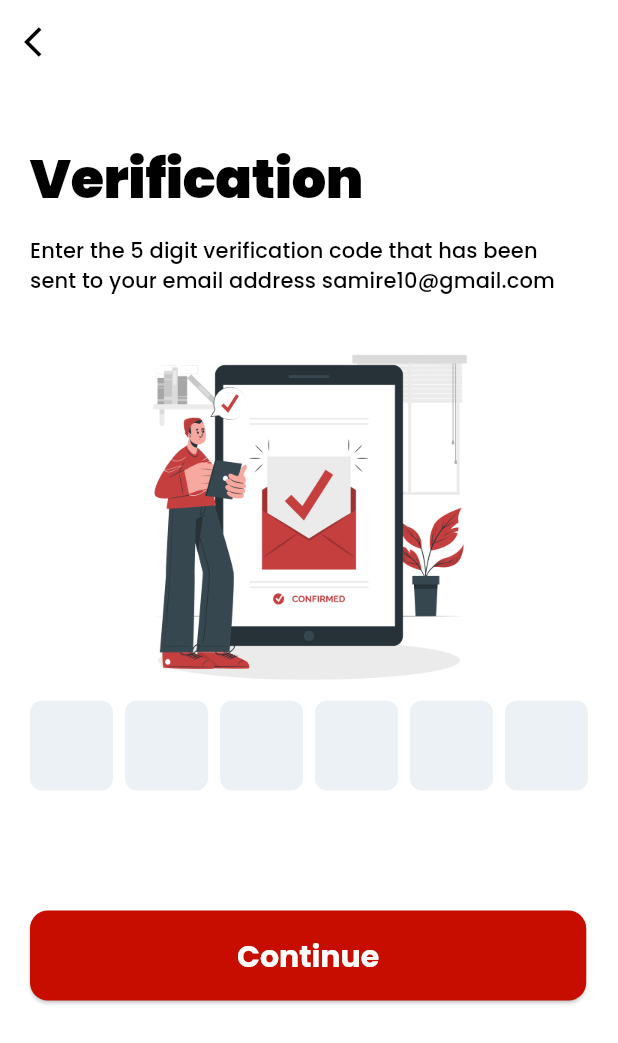
After one commit to Roshan-T/BloodBond-Frontend, a Flutter app: the VerificationScreen screen opened directly, on a phone screen of 412 x 824 dp. The commit adds this screen. Shown: the top 1043 px of the screen. Run offline on Flutter 3.47's test engine with Material 3 defaults, Android fonts, the phone set to English and light mode, and no system bars; drawn by our look-alikes of pinput; our stand-ins replace flutter_custom_clippers, geolocator, get, google_fonts, google_maps_flutter, image_picker and 1 more.

Commit message:
Verification page

```diff
--- a/lib/screen/onboarding_screen.dart
+++ b/lib/screen/onboarding_screen.dart
@@ -1,6 +1,7 @@
 import 'package:bloodbond/screen/bloodtype_selection.dart';
 import 'package:bloodbond/screen/login_screen.dart';
 import 'package:bloodbond/screen/signup_screen.dart';
+import 'package:bloodbond/screen/verification_screen.dart';
 import 'package:bloodbond/utils/constants.dart';
 import 'package:flutter/material.dart';
 import 'package:get/get.dart';
@@ -102,7 +103,7 @@ class _OnboardingScreenState extends State<OnboardingScreen> {
                                       ),
                                       onPressed: () {
                                         Get.offAll(
-                                          const SignUpScreen(),
+                                          const VerificationScreen(),
                                         );
                                       },
                                       child: Text(
--- /dev/null
+++ b/lib/screen/verification_screen.dart
@@ -0,0 +1,84 @@
+import 'package:bloodbond/utils/constants.dart';
+import 'package:flutter/material.dart';
+import 'package:get/get.dart';
+import 'package:pinput/pinput.dart';
+
+class VerificationScreen extends StatefulWidget {
+  const VerificationScreen({super.key});
+
+  @override
+  State<VerificationScreen> createState() => _VerificationScreenState();
+}
+
+class _VerificationScreenState extends State<VerificationScreen> {
+  @override
+  Widget build(BuildContext context) {
+    return Scaffold(
+      appBar: AppBar(
+        leading: const Icon(Icons.arrow_back_ios),
+        backgroundColor: Constants.kWhiteColor,
+        elevation: 0,
+      ),
+      resizeToAvoidBottomInset: false,
+      body: SafeArea(
+        child: Padding(
+          padding: const EdgeInsets.all(20.0),
+          child: Container(
+            height: double.maxFinite,
+            width: double.maxFinite,
+            color: Constants.kWhiteColor,
+            child: Column(
+              crossAxisAlignment: CrossAxisAlignment.start,
+              children: [
+                const SizedBox(
+                  height: 25,
+                ),
+                Text("Verification",
+                    style: Theme.of(context).textTheme.displayLarge),
+                const SizedBox(
+                  height: 5,
+                ),
+                const SizedBox(
+                  height: 15,
+                ),
+                Text(
+                    textAlign: TextAlign.left,
+                    "Enter the 5 digit verification code that has been sent to your email address samire10@gmail.com",
+                    style: Theme.of(context).textTheme.labelLarge),
+                const SizedBox(
+                  height: 20,
+                ),
+                SizedBox(
+                    height: 250,
+                    width: 500,
+                    child: Image.asset("assets/images/Confirmed-cuate.png")),
+                const Pinput(
+                  length: 6,
+                  mainAxisAlignment: MainAxisAlignment.center,
+                  crossAxisAlignment: CrossAxisAlignment.center,
+                ),
+
+
+                const SizedBox(
+                  height: 80,
+                ),
+                SizedBox(
+                  width: Get.width * 0.9,
+                  height: 60,
+                  child: ElevatedButton(
+                    onPressed: () {},
+                    child: Text(
+                      "Continue",
+                      style: Get.textTheme.titleLarge
+                          ?.copyWith(color: Colors.white),
+                    ),
+                  ),
+                ),
+              ],
+            ),
+          ),
+        ),
+      ),
+    );
+  }
+}
--- a/pubspec.yaml
+++ b/pubspec.yaml
@@ -41,6 +41,7 @@ dependencies:
   google_maps_flutter: ^2.5.0
   geolocator: ^10.1.0
   http: ^1.1.2
+  pinput: ^3.0.1
 
 dev_dependencies:
   flutter_test:
```
Also changed, not shown: assets/images/Confirmed-cuate.png (added), pubspec.lock, 5 other files.
